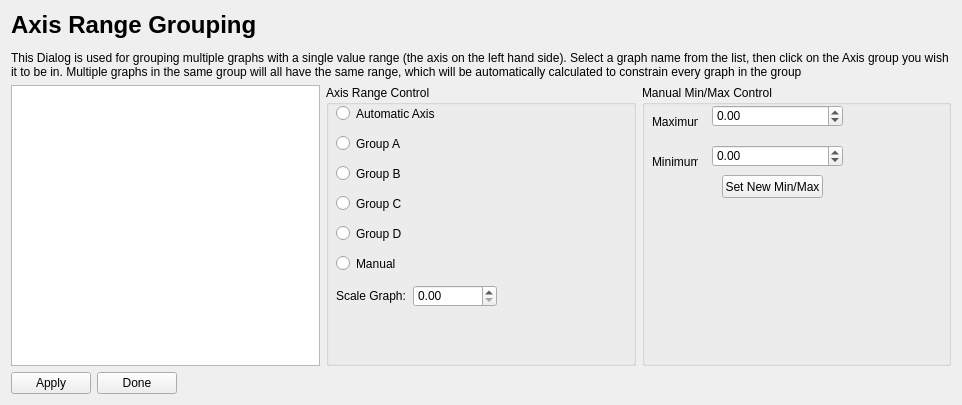
Before: the Qt Designer form src/ui/AP2DataPlotAxisDialog.ui in ArduPilot/apm_planner, drawn with Qt 5.
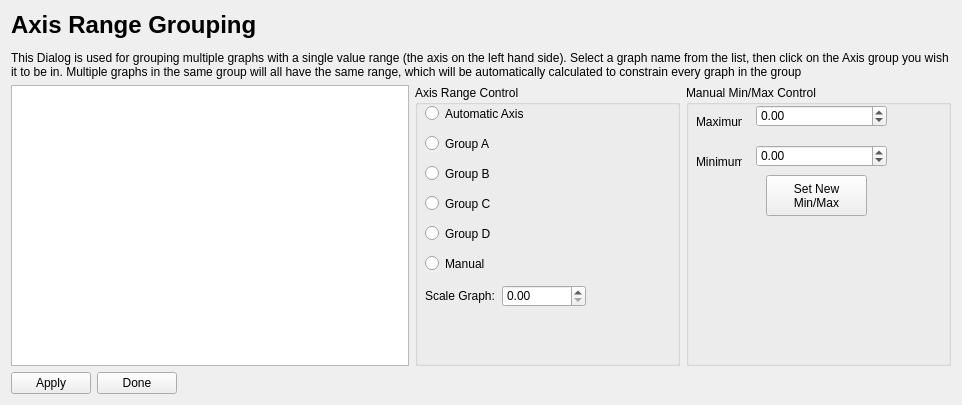
After: the same form once the commit is applied.

Commit message: Fix for min/max display in Axis Change Dialog so they update properly, and some comment cleanup

```diff
--- a/src/ui/AP2DataPlotAxisDialog.ui
+++ b/src/ui/AP2DataPlotAxisDialog.ui
@@ -26,7 +26,7 @@
     </widget>
    </item>
    <item>
-    <layout class="QHBoxLayout" name="horizontalLayout_2" stretch="2,2,2">
+    <layout class="QHBoxLayout" name="horizontalLayout_2" stretch="3,2,2">
      <property name="sizeConstraint">
       <enum>QLayout::SetDefaultConstraint</enum>
      </property>
@@ -174,11 +174,12 @@
           <x>80</x>
           <y>90</y>
           <width>101</width>
-          <height>23</height>
+          <height>41</height>
          </rect>
         </property>
         <property name="text">
-         <string>Set New Min/Max</string>
+         <string>Set New
+Min/Max</string>
         </property>
        </widget>
        <widget class="QLabel" name="label">
```
Left out of the diff: 2 changed lines with no effect on the pictures. The commit also changes 4 other files.
